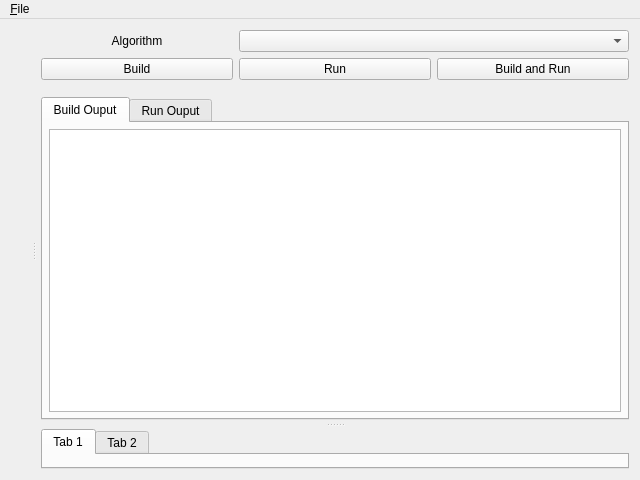
mackorone/mms, file src/sim/ui/mainwindow.ui: the form before one commit.
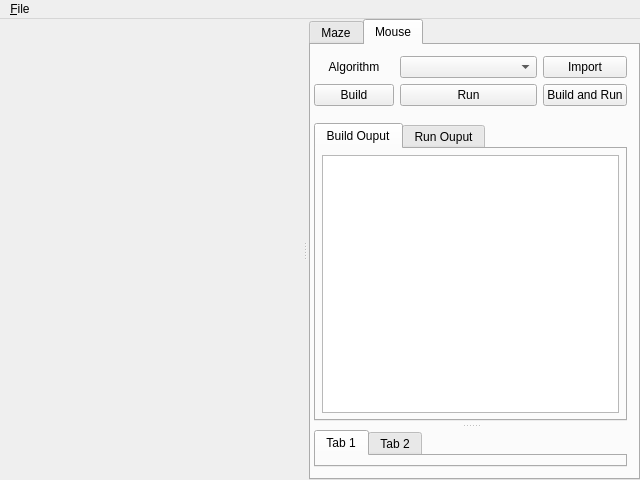
The form after the commit. The open tabs and pages were chosen to show the change.

Diff of the .ui file:
```diff
--- a/src/sim/ui/mainwindow.ui
+++ b/src/sim/ui/mainwindow.ui
@@ -62,7 +62,7 @@
        </property>
        <property name="minimumSize">
         <size>
-         <width>0</width>
+         <width>300</width>
          <height>0</height>
         </size>
        </property>
@@ -72,10 +72,22 @@
         </property>
        </layout>
       </widget>
-      <widget class="QWidget" name="otherWidget" native="true">
+      <widget class="QTabWidget" name="otherWidget">
        <property name="styleSheet">
         <string notr="true"/>
        </property>
+       <property name="currentIndex">
+        <number>1</number>
+       </property>
+       <widget class="QWidget" name="mazeTab">
+        <attribute name="title">
+         <string>Maze</string>
+        </attribute>
+       </widget>
+       <widget class="QWidget" name="mouseTab" native="true">
+        <attribute name="title">
+         <string>Mouse</string>
+        </attribute>
        <layout class="QVBoxLayout" name="controlLayout">
         <property name="spacing">
          <number>0</number>
@@ -101,13 +113,6 @@
            <property name="bottomMargin">
             <number>6</number>
            </property>
-           <item row="1" column="1">
-            <widget class="QPushButton" name="runButton">
-             <property name="text">
-              <string>Run</string>
-             </property>
-            </widget>
-           </item>
            <item row="1" column="0">
             <widget class="QPushButton" name="buildButton">
              <property name="text">
@@ -115,6 +120,13 @@
              </property>
             </widget>
            </item>
+            <item row="0" column="4">
+             <widget class="QPushButton" name="importButton">
+              <property name="text">
+               <string>Import</string>
+              </property>
+             </widget>
+            </item>
            <item row="0" column="0">
             <widget class="QLabel" name="selectAlgorithmLabel">
              <property name="text">
@@ -125,13 +137,20 @@
              </property>
             </widget>
            </item>
-           <item row="1" column="2">
+            <item row="1" column="4">
             <widget class="QPushButton" name="buildAndRunButton">
              <property name="text">
               <string>Build and Run</string>
              </property>
             </widget>
            </item>
+            <item row="1" column="1" colspan="2">
+             <widget class="QPushButton" name="runButton">
+              <property name="text">
+               <string>Run</string>
+              </property>
+             </widget>
+            </item>
            <item row="0" column="1" colspan="2">
             <widget class="QComboBox" name="selectAlgorithmComboBox">
              <property name="sizePolicy">
@@ -276,6 +295,7 @@
          </widget>
         </item>
        </layout>
+       </widget>
       </widget>
      </widget>
     </item>
```
Left out of the diff: 2 changed lines with no effect on the pictures. Lines whose indentation alone changed are shown as unchanged.
